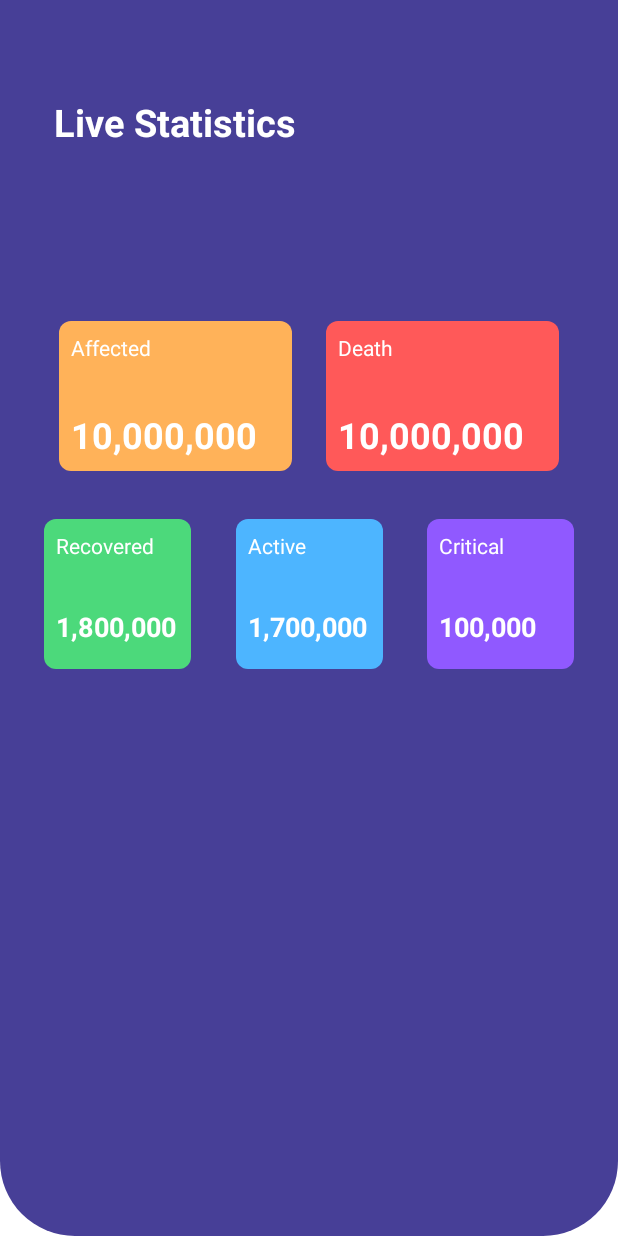
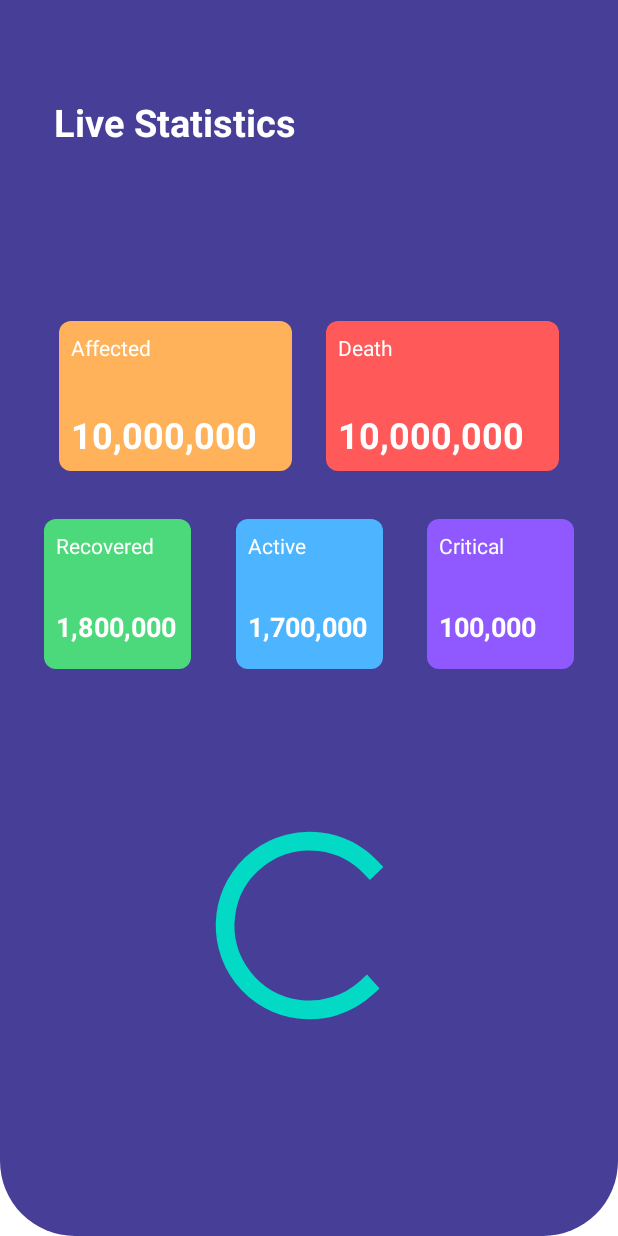
Before and after one commit to D3mianGianoz/Covid-Info, an Android app: the layout fragment_statistic.xml on its own in the app's theme, with its tools: preview values and no code run, on a phone screen of 412 x 824 dp. Run offline under Robolectric (Android 15) with nearby library versions, the phone set to English and light mode, and no system bars; Roboto replaces fonts that are not available here.

Commit message:
Added spinner for both stats and news

```diff
--- a/app/src/main/java/pwr/edu/covid/info/ui/news/NewsFragment.kt
+++ b/app/src/main/java/pwr/edu/covid/info/ui/news/NewsFragment.kt
@@ -69,11 +69,14 @@ class NewsFragment : Fragment() {
             when (it) {
                 ServiceStatus.DONE -> {
                     Toast.makeText(context, "Done loading data", Toast.LENGTH_SHORT).show()
+                    binding.loadingSpinner.visibility = View.GONE
                 }
                 ServiceStatus.WAITING -> {
+                    binding.loadingSpinner.visibility = View.VISIBLE
                 }
                 ServiceStatus.ERROR -> {
                     Toast.makeText(context, "Error loading data", Toast.LENGTH_SHORT).show()
+                    binding.loadingSpinner.visibility = View.GONE
                 }
                 else -> {
                 }
--- a/app/src/main/res/layout/fragment_news.xml
+++ b/app/src/main/res/layout/fragment_news.xml
@@ -15,17 +15,6 @@
         android:background="#E8E8E8"
         tools:context=".ui.news.NewsFragment">
 
-        <TextView
-            android:id="@+id/textView"
-            style="@style/title_project"
-            android:layout_width="wrap_content"
-            android:layout_height="wrap_content"
-            android:text=""
-            android:textColor="#2196F3"
-            app:layout_constraintBottom_toBottomOf="parent"
-            app:layout_constraintEnd_toEndOf="parent"
-            app:layout_constraintStart_toStartOf="parent"
-            app:layout_constraintTop_toTopOf="parent" />
 
         <androidx.recyclerview.widget.RecyclerView
             android:id="@+id/newsRecyclerView"
@@ -38,5 +27,14 @@
             app:layout_constraintStart_toStartOf="parent"
             app:layout_constraintTop_toTopOf="parent" />
 
+        <ProgressBar
+            android:id="@+id/loading_spinner"
+            android:layout_width="150dp"
+            android:layout_height="150dp"
+            android:layout_gravity="center"
+            app:layout_constraintBottom_toBottomOf="parent"
+            app:layout_constraintEnd_toEndOf="parent"
+            app:layout_constraintStart_toStartOf="parent"
+            app:layout_constraintTop_toTopOf="@+id/newsRecyclerView" />
     </androidx.constraintlayout.widget.ConstraintLayout>
 </layout>
--- a/app/src/main/res/layout/fragment_statistic.xml
+++ b/app/src/main/res/layout/fragment_statistic.xml
@@ -1,9 +1,10 @@
 <?xml version="1.0" encoding="utf-8"?>
-<layout xmlns:app="http://schemas.android.com/apk/res-auto"
-    xmlns:tools="http://schemas.android.com/tools"
-    xmlns:android="http://schemas.android.com/apk/res/android">
+<layout xmlns:android="http://schemas.android.com/apk/res/android"
+    xmlns:app="http://schemas.android.com/apk/res-auto"
+    xmlns:tools="http://schemas.android.com/tools">
 
     <data>
+
         <variable
             name="viewModel"
             type="pwr.edu.covid.info.ui.stat.StatisticViewModel" />
@@ -14,18 +15,18 @@
         android:layout_height="match_parent"
         android:background="@drawable/home_header_bg"
         tools:context=".ui.stat.StatisticFragment">
-<!--        app:spinnerVisibility="@{!viewModel.networkOperationStatus}">-->
 
-<!--        <ProgressBar-->
-<!--            android:id="@+id/loading_spinner"-->
-<!--            android:layout_width="150dp"-->
-<!--            android:layout_height="150dp"-->
-<!--            android:layout_gravity="center"-->
-<!--            app:layout_constraintBottom_toBottomOf="parent"-->
-<!--            app:layout_constraintEnd_toEndOf="parent"-->
-<!--            app:layout_constraintStart_toStartOf="parent"-->
-<!--            app:layout_constraintTop_toTopOf="parent"-->
-<!--            app:spinnerVisibility="@{viewModel.networkOperationStatus}"/>-->
+        <ProgressBar
+            android:id="@+id/loading_spinner"
+            android:layout_width="150dp"
+            android:layout_height="150dp"
+            android:layout_gravity="center"
+            app:layout_constraintBottom_toBottomOf="parent"
+            app:layout_constraintEnd_toEndOf="parent"
+            app:layout_constraintStart_toStartOf="parent"
+            app:layout_constraintTop_toBottomOf="@+id/iv_active"
+            app:layout_constraintVertical_bias="0.42000002"
+            app:spinnerVisibility="@{viewModel.networkOperationStatus}" />
 
         <TextView
             android:id="@+id/statistics"
@@ -47,12 +48,12 @@
             android:layout_height="wrap_content"
             android:layout_marginStart="16dp"
             android:layout_marginTop="214dp"
+            android:contentDescription="@string/app_name"
             android:src="@drawable/ic_rectangle_yellow"
             app:layout_constraintEnd_toStartOf="@+id/iv_death"
             app:layout_constraintHorizontal_bias="0.5"
             app:layout_constraintStart_toStartOf="parent"
-            app:layout_constraintTop_toTopOf="parent"
-            android:contentDescription="@string/app_name" />
+            app:layout_constraintTop_toTopOf="parent" />
 
         <TextView
             android:id="@+id/label_affected"
@@ -71,23 +72,23 @@
             android:layout_width="wrap_content"
             android:layout_height="wrap_content"
             android:layout_marginTop="32dp"
-            tools:text="10,000,000"
             android:text="@{``  + viewModel.global.cases}"
             app:layout_constraintStart_toStartOf="@+id/label_affected"
-            app:layout_constraintTop_toBottomOf="@+id/label_affected" />
+            app:layout_constraintTop_toBottomOf="@+id/label_affected"
+            tools:text="10,000,000" />
 
         <ImageView
             android:id="@+id/iv_death"
             android:layout_width="wrap_content"
             android:layout_height="wrap_content"
             android:layout_marginEnd="16dp"
+            android:contentDescription="@string/app_name"
             android:src="@drawable/ic_rectangle_red"
             app:layout_constraintBottom_toBottomOf="@+id/iv_affected"
             app:layout_constraintEnd_toEndOf="parent"
             app:layout_constraintHorizontal_bias="0.5"
             app:layout_constraintStart_toEndOf="@+id/iv_affected"
-            app:layout_constraintTop_toTopOf="@+id/iv_affected"
-            android:contentDescription="@string/app_name" />
+            app:layout_constraintTop_toTopOf="@+id/iv_affected" />
 
         <TextView
             android:id="@+id/label_death"
@@ -106,22 +107,22 @@
             android:layout_width="wrap_content"
             android:layout_height="wrap_content"
             android:layout_marginTop="32dp"
-            tools:text="10,000,000"
             android:text="@{``  + viewModel.global.deaths}"
             app:layout_constraintStart_toStartOf="@+id/label_death"
-            app:layout_constraintTop_toBottomOf="@+id/label_death" />
+            app:layout_constraintTop_toBottomOf="@+id/label_death"
+            tools:text="10,000,000" />
 
         <ImageView
             android:id="@+id/iv_recovered"
             android:layout_width="wrap_content"
             android:layout_height="wrap_content"
             android:layout_marginTop="32dp"
+            android:contentDescription="@string/app_name"
             android:src="@drawable/ic_square_green"
             app:layout_constraintEnd_toStartOf="@+id/iv_active"
             app:layout_constraintHorizontal_bias="0.5"
             app:layout_constraintStart_toStartOf="parent"
-            app:layout_constraintTop_toBottomOf="@+id/iv_affected"
-            android:contentDescription="@string/app_name" />
+            app:layout_constraintTop_toBottomOf="@+id/iv_affected" />
 
         <TextView
             android:id="@+id/label_recovered"
@@ -140,21 +141,21 @@
             android:layout_width="wrap_content"
             android:layout_height="wrap_content"
             android:layout_marginTop="32dp"
-            tools:text="1,800,000"
             android:text="@{``  + viewModel.global.recovered}"
             app:layout_constraintStart_toStartOf="@+id/label_recovered"
-            app:layout_constraintTop_toBottomOf="@+id/label_recovered" />
+            app:layout_constraintTop_toBottomOf="@+id/label_recovered"
+            tools:text="1,800,000" />
 
         <ImageView
             android:id="@+id/iv_active"
             android:layout_width="wrap_content"
             android:layout_height="wrap_content"
+            android:contentDescription="@string/app_name"
             android:src="@drawable/ic_square_azure"
             app:layout_constraintBottom_toBottomOf="@+id/iv_recovered"
             app:layout_constraintEnd_toStartOf="@+id/iv_critical"
             app:layout_constraintHorizontal_bias="0.5"
-            app:layout_constraintStart_toEndOf="@+id/iv_recovered"
-            android:contentDescription="@string/app_name" />
+            app:layout_constraintStart_toEndOf="@+id/iv_recovered" />
 
         <TextView
             android:id="@+id/label_active"
@@ -174,21 +175,21 @@
             android:layout_height="wrap_content"
             android:layout_marginStart="8dp"
             android:layout_marginTop="32dp"
-            tools:text="1,700,000"
+            android:text="@{``  + viewModel.global.active}"
             app:layout_constraintStart_toStartOf="@+id/iv_active"
-            android:text="@{``  + viewModel.global.active}"
-            app:layout_constraintTop_toBottomOf="@+id/label_active" />
+            app:layout_constraintTop_toBottomOf="@+id/label_active"
+            tools:text="1,700,000" />
 
         <ImageView
             android:id="@+id/iv_critical"
             android:layout_width="wrap_content"
             android:layout_height="wrap_content"
+            android:contentDescription="@string/app_name"
             android:src="@drawable/ic_square_purple"
             app:layout_constraintBottom_toBottomOf="@+id/iv_active"
             app:layout_constraintEnd_toEndOf="parent"
             app:layout_constraintHorizontal_bias="0.5"
-            app:layout_constraintStart_toEndOf="@+id/iv_active"
-            android:contentDescription="@string/app_name" />
+            app:layout_constraintStart_toEndOf="@+id/iv_active" />
 
         <TextView
             android:id="@+id/label_critical"
@@ -208,9 +209,9 @@
             android:layout_height="wrap_content"
             android:layout_marginStart="8dp"
             android:layout_marginTop="32dp"
-            tools:text="100,000"
+            android:text="@{``  + viewModel.global.critical}"
             app:layout_constraintStart_toStartOf="@+id/iv_critical"
-            android:text="@{``  + viewModel.global.critical}"
-            app:layout_constraintTop_toBottomOf="@+id/label_critical" />
+            app:layout_constraintTop_toBottomOf="@+id/label_critical"
+            tools:text="100,000" />
     </androidx.constraintlayout.widget.ConstraintLayout>
 </layout>
--- a/app/src/main/res/layout/fragment_welcome.xml
+++ b/app/src/main/res/layout/fragment_welcome.xml
@@ -26,6 +26,7 @@
             android:layout_width="wrap_content"
             android:layout_height="wrap_content"
             android:layout_marginStart="8dp"
+            android:layout_marginTop="8dp"
             android:layout_marginEnd="8dp"
             android:gravity="center_horizontal|top"
             android:text="@string/wlcm_logo_name"
--- a/app/src/main/res/values/strings.xml
+++ b/app/src/main/res/values/strings.xml
@@ -4,16 +4,9 @@
     <!-- welcome -->
     <string name="wlcm_logo_name">You are not alone</string>
     <string name="wlcm_button">Explore</string>
-    <string name="wlcm_subtitle">Thank you for the download!\nStart right now getting info about Corona Virus</string>
+    <string name="wlcm_subtitle">Thank you for the download!\nStart right now getting\n info about Corona Virus</string>
 
-    <!-- TODO: Remove or change this placeholder text -->
-    <string name="hello_blank_fragment">Hello blank fragment</string>
-    <string name="title_stats">Live Statistics</string>
-    <string name="label_affected_stats">Affected</string>
-    <string name="label_death_stats">Death</string>
-    <string name="label_recovered_stats">Recovered</string>
-    <string name="label_active_stats">Active</string>
-    <string name="label_critical_stats">Critical</string>
+    <!--   home -->
     <string name="covid_19">Covid-19</string>
     <string name="feeling_sick">Are you feeling sick?</string>
     <string name="please_call">If you are feeling sick, please call Covid Hotline or try to book online consultation with a doctor.</string>
@@ -24,11 +17,21 @@
     <string name="symptoms_button">symptoms button</string>
     <string name="symptoms_question">What are the symptoms?</string>
     <string name="symptoms_learn">Learn more about Covid-19 symptoms.</string>
+
+    <!-- statistic -->
+    <string name="title_stats">Live Statistics</string>
+    <string name="label_affected_stats">Affected</string>
+    <string name="label_death_stats">Death</string>
+    <string name="label_recovered_stats">Recovered</string>
+    <string name="label_active_stats">Active</string>
+    <string name="label_critical_stats">Critical</string>
+
+    <!-- news -->
     <string name="desc">News description</string>
     <string name="news_title">News title</string>
 
     <string-array name="countries_array">
-        <item>USA</item>
+        <item>USA 🇺🇸</item>
         <item>UK</item>
         <item>Spain</item>
         <item>France</item>
```
